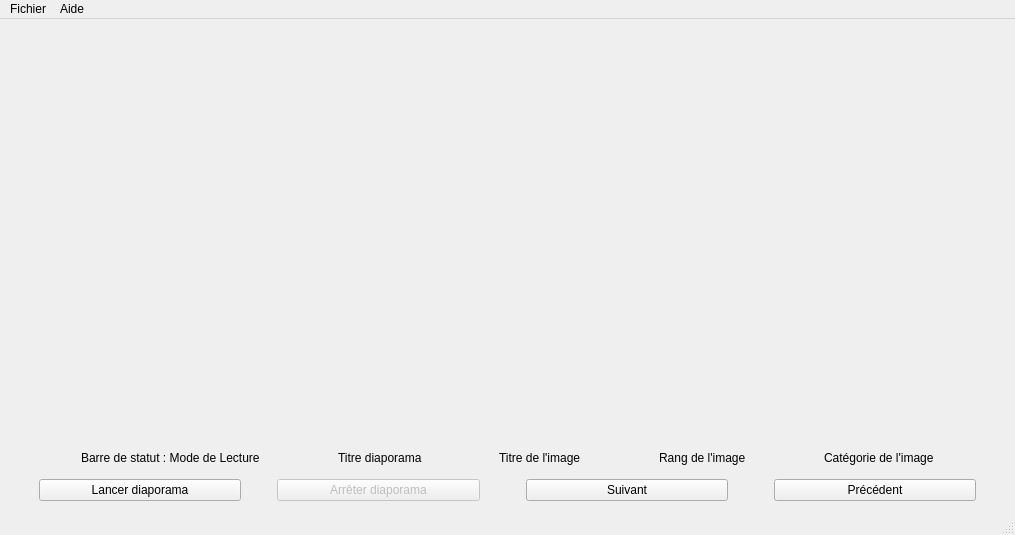
First picture: the form in v4_Despre-Hildevert_Fleury_Klein-Pol_TP3/lecteurDiaporama/lecteurvue.ui, repository MimiRigonne/S2.01, before the edit.
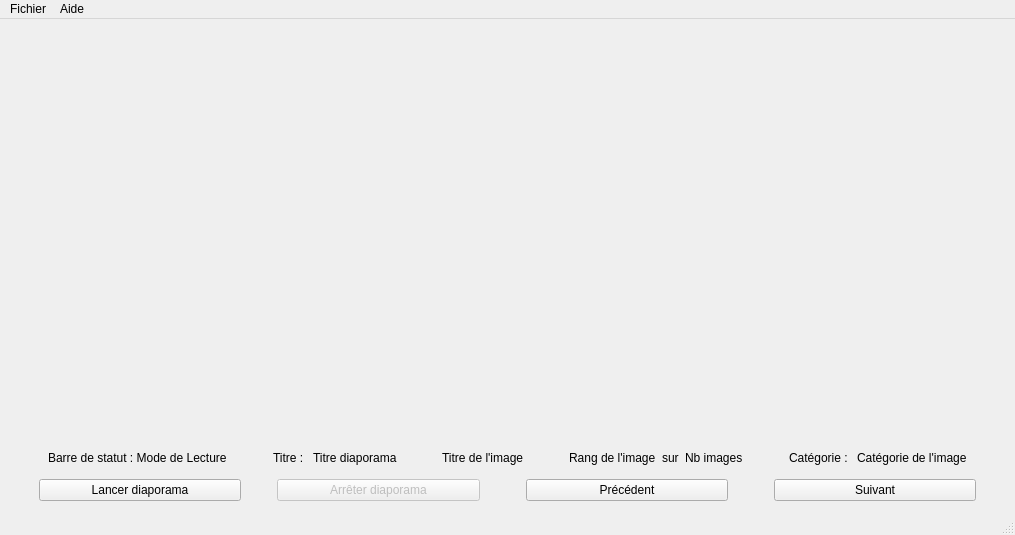
Second picture: the form after the edit.

```diff
--- a/v4_Despre-Hildevert_Fleury_Klein-Pol_TP3/lecteurDiaporama/lecteurvue.ui
+++ b/v4_Despre-Hildevert_Fleury_Klein-Pol_TP3/lecteurDiaporama/lecteurvue.ui
@@ -124,6 +124,13 @@
           </property>
          </spacer>
         </item>
+        <item>
+         <widget class="QLabel" name="labelTitre">
+          <property name="text">
+           <string>Titre : </string>
+          </property>
+         </widget>
+        </item>
         <item>
          <widget class="QLabel" name="labelTitreDiapo">
           <property name="text">
@@ -171,6 +178,20 @@
           </property>
          </widget>
         </item>
+        <item>
+         <widget class="QLabel" name="labelSur">
+          <property name="text">
+           <string>sur</string>
+          </property>
+         </widget>
+        </item>
+        <item>
+         <widget class="QLabel" name="labelNbImg">
+          <property name="text">
+           <string>Nb images</string>
+          </property>
+         </widget>
+        </item>
         <item>
          <spacer name="horizontalSpacer_10">
           <property name="orientation">
@@ -184,6 +205,13 @@
           </property>
          </spacer>
         </item>
+        <item>
+         <widget class="QLabel" name="labelCat">
+          <property name="text">
+           <string>Catégorie : </string>
+          </property>
+         </widget>
+        </item>
         <item>
          <widget class="QLabel" name="labelCatImg">
           <property name="text">
@@ -292,29 +320,6 @@
           </property>
          </spacer>
         </item>
-        <item>
-         <widget class="QPushButton" name="btnSuivant">
-          <property name="text">
-           <string>Suivant</string>
-          </property>
-         </widget>
-        </item>
-        <item>
-         <spacer name="horizontalSpacer_3">
-          <property name="orientation">
-           <enum>Qt::Horizontal</enum>
-          </property>
-          <property name="sizeType">
-           <enum>QSizePolicy::Minimum</enum>
-          </property>
-          <property name="sizeHint" stdset="0">
-           <size>
-            <width>40</width>
-            <height>20</height>
-           </size>
-          </property>
-         </spacer>
-        </item>
         <item>
          <widget class="QPushButton" name="btnPrecedent">
           <property name="text">
@@ -322,6 +327,29 @@
           </property>
          </widget>
         </item>
+        <item>
+         <spacer name="horizontalSpacer_3">
+          <property name="orientation">
+           <enum>Qt::Horizontal</enum>
+          </property>
+          <property name="sizeType">
+           <enum>QSizePolicy::Minimum</enum>
+          </property>
+          <property name="sizeHint" stdset="0">
+           <size>
+            <width>40</width>
+            <height>20</height>
+           </size>
+          </property>
+         </spacer>
+        </item>
+        <item>
+         <widget class="QPushButton" name="btnSuivant">
+          <property name="text">
+           <string>Suivant</string>
+          </property>
+         </widget>
+        </item>
         <item>
          <spacer name="horizontalSpacer_5">
           <property name="orientation">
```
